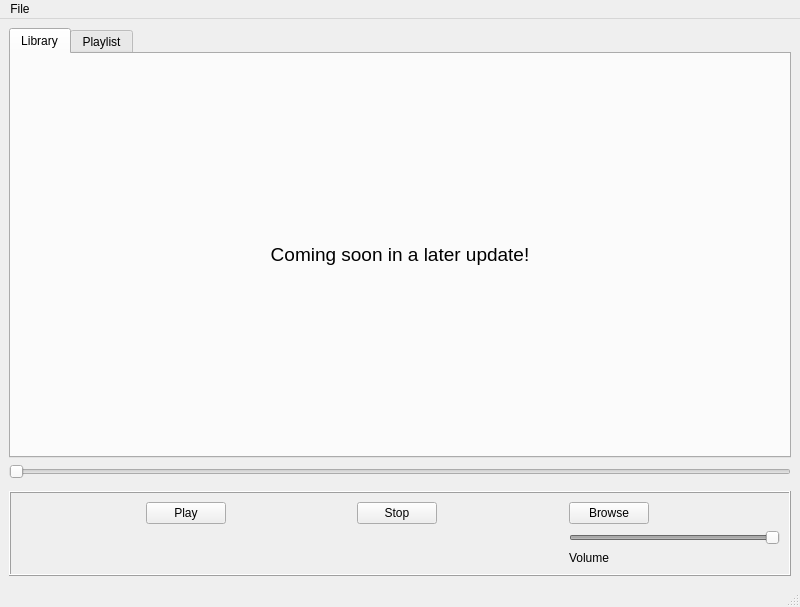
Before: the Qt Designer form player.ui in alee14-projects/erable-godot, drawn with Qt 5.
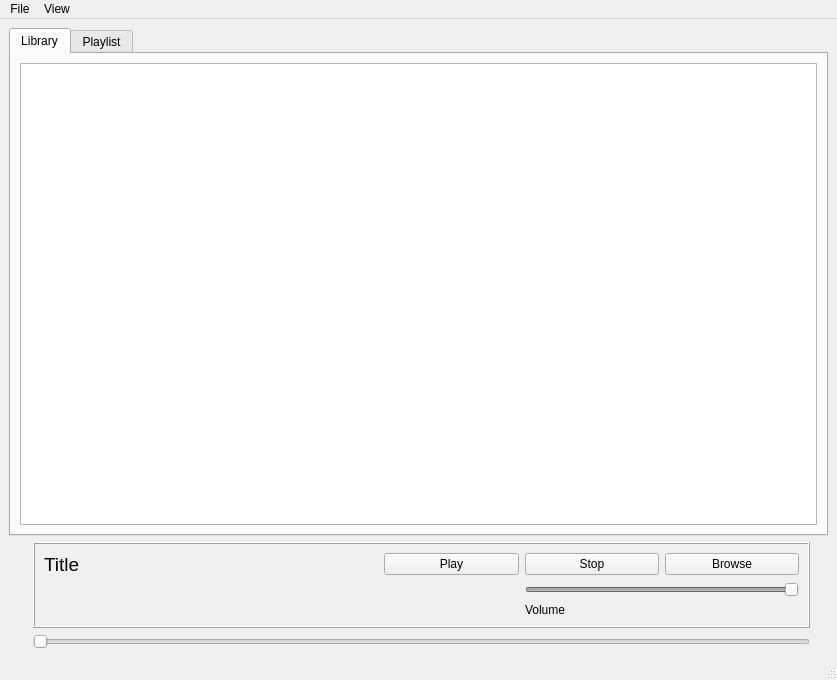
After: the same form once the commit is applied.

The edit to the form file:
```diff
--- a/player.ui
+++ b/player.ui
@@ -6,8 +6,8 @@
    <rect>
     <x>0</x>
     <y>0</y>
-    <width>800</width>
-    <height>607</height>
+    <width>837</width>
+    <height>680</height>
    </rect>
   </property>
   <property name="windowTitle">
@@ -26,19 +26,7 @@
        </attribute>
        <layout class="QGridLayout" name="gridLayout_2">
         <item row="0" column="0">
-         <widget class="QLabel" name="labelComingSoon">
-          <property name="font">
-           <font>
-            <pointsize>14</pointsize>
-           </font>
-          </property>
-          <property name="text">
-           <string>&lt;html&gt;&lt;head/&gt;&lt;body&gt;&lt;p&gt;Coming soon in a later update!&lt;/p&gt;&lt;/body&gt;&lt;/html&gt;</string>
-          </property>
-          <property name="alignment">
-           <set>Qt::AlignCenter</set>
-          </property>
-         </widget>
+         <widget class="QTreeView" name="library"/>
         </item>
        </layout>
       </widget>
@@ -49,10 +37,7 @@
       </widget>
      </widget>
     </item>
-    <item row="4" column="1">
-     <widget class="QWidget" name="widget" native="true"/>
-    </item>
-    <item row="2" column="0" colspan="8">
+    <item row="4" column="4">
      <widget class="QSlider" name="playbackSlider">
       <property name="enabled">
        <bool>false</bool>
@@ -62,7 +47,7 @@
       </property>
      </widget>
     </item>
-    <item row="5" column="0" colspan="8">
+    <item row="2" column="4">
      <widget class="QFrame" name="frame">
       <property name="sizePolicy">
        <sizepolicy hsizetype="Ignored" vsizetype="Fixed">
@@ -80,7 +65,7 @@
        <enum>QFrame::Raised</enum>
       </property>
       <layout class="QGridLayout" name="gridLayout_3">
-       <item row="0" column="3">
+       <item row="3" column="3">
         <widget class="QPushButton" name="stopButton">
          <property name="text">
           <string>Stop</string>
@@ -90,20 +75,7 @@
          </property>
         </widget>
        </item>
-       <item row="0" column="4">
-        <spacer name="horizontalSpacer_2">
-         <property name="orientation">
-          <enum>Qt::Horizontal</enum>
-         </property>
-         <property name="sizeHint" stdset="0">
-          <size>
-           <width>40</width>
-           <height>20</height>
-          </size>
-         </property>
-        </spacer>
-       </item>
-       <item row="0" column="5">
+       <item row="3" column="4">
         <widget class="QPushButton" name="mediaButton">
          <property name="text">
           <string>Browse</string>
@@ -113,33 +85,42 @@
          </property>
         </widget>
        </item>
-       <item row="0" column="2">
-        <spacer name="horizontalSpacer_4">
-         <property name="orientation">
-          <enum>Qt::Horizontal</enum>
+       <item row="7" column="3">
+        <widget class="QLabel" name="labelVolume">
+         <property name="text">
+          <string>Volume</string>
          </property>
-         <property name="sizeHint" stdset="0">
-          <size>
-           <width>40</width>
-           <height>20</height>
-          </size>
+        </widget>
+       </item>
+       <item row="3" column="0">
+        <widget class="QLabel" name="labelTitle">
+         <property name="font">
+          <font>
+           <pointsize>14</pointsize>
+          </font>
          </property>
-        </spacer>
+         <property name="text">
+          <string>Title</string>
+         </property>
+        </widget>
        </item>
-       <item row="0" column="6">
-        <spacer name="horizontalSpacer">
-         <property name="orientation">
-          <enum>Qt::Horizontal</enum>
+       <item row="3" column="2">
+        <widget class="QPushButton" name="playButton">
+         <property name="text">
+          <string>Play</string>
          </property>
-         <property name="sizeHint" stdset="0">
-          <size>
-           <width>40</width>
-           <height>20</height>
-          </size>
+         <property name="checkable">
+          <bool>false</bool>
          </property>
-        </spacer>
+         <property name="checked">
+          <bool>false</bool>
+         </property>
+         <property name="flat">
+          <bool>false</bool>
+         </property>
+        </widget>
        </item>
-       <item row="2" column="5" colspan="2">
+       <item row="6" column="3" colspan="2">
         <widget class="QSlider" name="volumeSlider">
          <property name="enabled">
           <bool>false</bool>
@@ -158,42 +139,22 @@
          </property>
         </widget>
        </item>
-       <item row="0" column="1">
-        <widget class="QPushButton" name="playButton">
-         <property name="text">
-          <string>Play</string>
-         </property>
-         <property name="checkable">
-          <bool>false</bool>
-         </property>
-         <property name="checked">
-          <bool>false</bool>
-         </property>
-         <property name="flat">
-          <bool>false</bool>
-         </property>
-        </widget>
-       </item>
-       <item row="0" column="0">
-        <spacer name="horizontalSpacer_5">
+       <item row="3" column="1">
+        <spacer name="horizontalSpacer">
          <property name="orientation">
           <enum>Qt::Horizontal</enum>
          </property>
+         <property name="sizeType">
+          <enum>QSizePolicy::Maximum</enum>
+         </property>
          <property name="sizeHint" stdset="0">
           <size>
-           <width>40</width>
+           <width>200</width>
            <height>20</height>
           </size>
          </property>
         </spacer>
        </item>
-       <item row="3" column="5">
-        <widget class="QLabel" name="labelVolume">
-         <property name="text">
-          <string>Volume</string>
-         </property>
-        </widget>
-       </item>
       </layout>
      </widget>
     </item>
@@ -204,7 +165,7 @@
     <rect>
      <x>0</x>
      <y>0</y>
-     <width>800</width>
+     <width>837</width>
      <height>23</height>
     </rect>
    </property>
@@ -217,7 +178,13 @@
     <addaction name="actionAbout"/>
     <addaction name="actionQuit"/>
    </widget>
+   <widget class="QMenu" name="menuView">
+    <property name="title">
+     <string>View</string>
+    </property>
+   </widget>
    <addaction name="menuFile"/>
+   <addaction name="menuView"/>
   </widget>
   <widget class="QStatusBar" name="statusbar"/>
   <action name="actionQuit">
```
Left out of the diff: 4 changed lines with no effect on the pictures.
